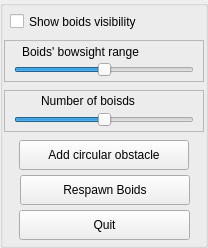
Qt form src/settingsbox.ui (NamorNiradnug/Boids) before a commit.
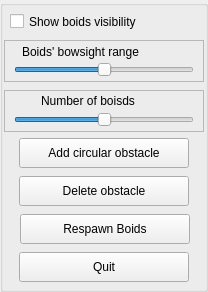
The same form after that commit.

Commit message: deleting obstacles, update screenshots

```diff
--- a/src/settingsbox.ui
+++ b/src/settingsbox.ui
@@ -7,7 +7,7 @@
     <x>0</x>
     <y>0</y>
     <width>208</width>
-    <height>248</height>
+    <height>292</height>
    </rect>
   </property>
   <property name="windowTitle">
@@ -36,7 +36,7 @@
    <property name="geometry">
     <rect>
      <x>20</x>
-     <y>175</y>
+     <y>214</y>
      <width>170</width>
      <height>30</height>
     </rect>
@@ -49,8 +49,8 @@
    <property name="geometry">
     <rect>
      <x>19</x>
-     <y>210</y>
-     <width>171</width>
+     <y>252</y>
+     <width>170</width>
      <height>30</height>
     </rect>
    </property>
@@ -188,7 +188,7 @@
    <property name="geometry">
     <rect>
      <x>19</x>
-     <y>140</y>
+     <y>138</y>
      <width>170</width>
      <height>30</height>
     </rect>
@@ -200,6 +200,19 @@
     <string>Add circular obstacle</string>
    </property>
   </widget>
+  <widget class="QPushButton" name="delete_obstacle_button">
+   <property name="geometry">
+    <rect>
+     <x>19</x>
+     <y>176</y>
+     <width>170</width>
+     <height>30</height>
+    </rect>
+   </property>
+   <property name="text">
+    <string>Delete obstacle</string>
+   </property>
+  </widget>
  </widget>
  <resources/>
  <connections/>
```
The commit also changes 10 other files.
